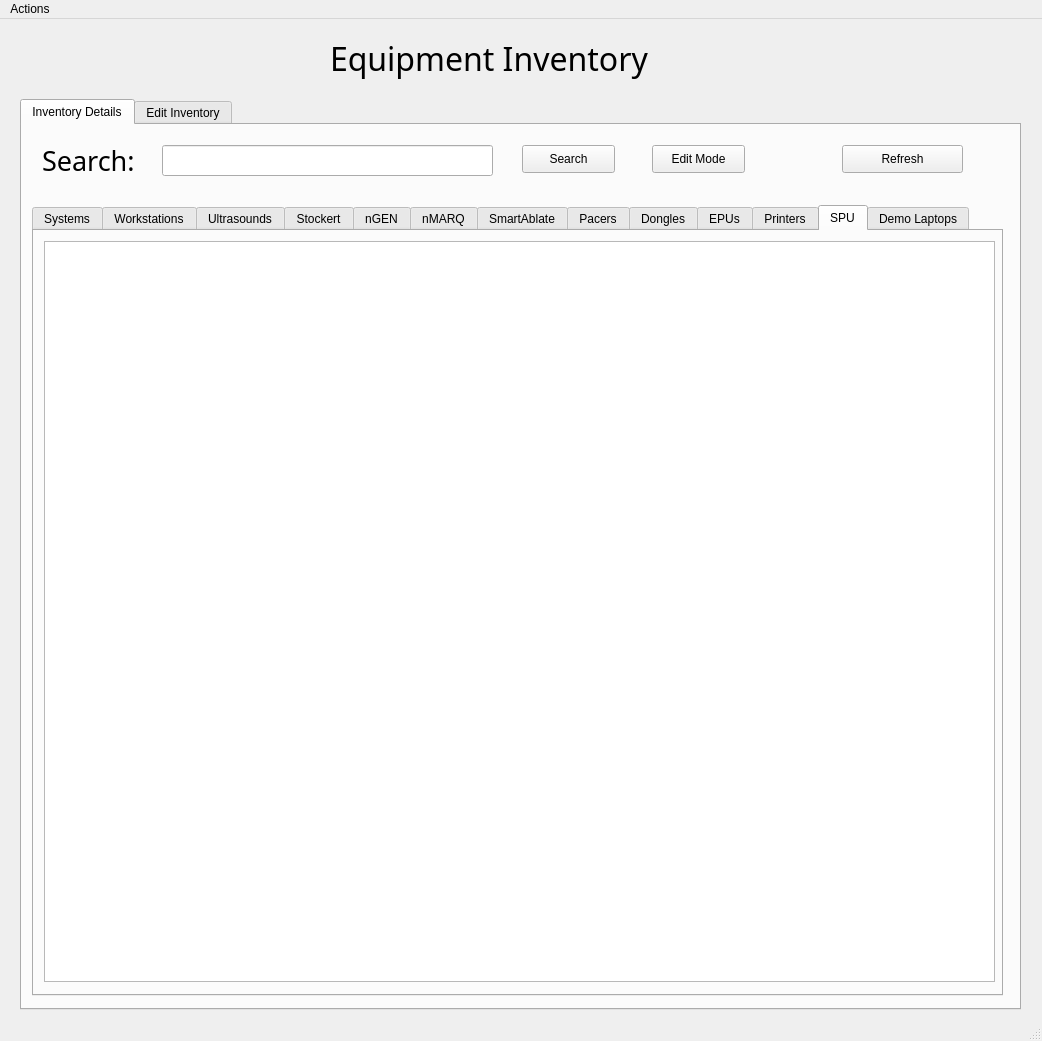
Old version of the form Code/inventory.ui in the repository EranYonai/Auto-Baseline.
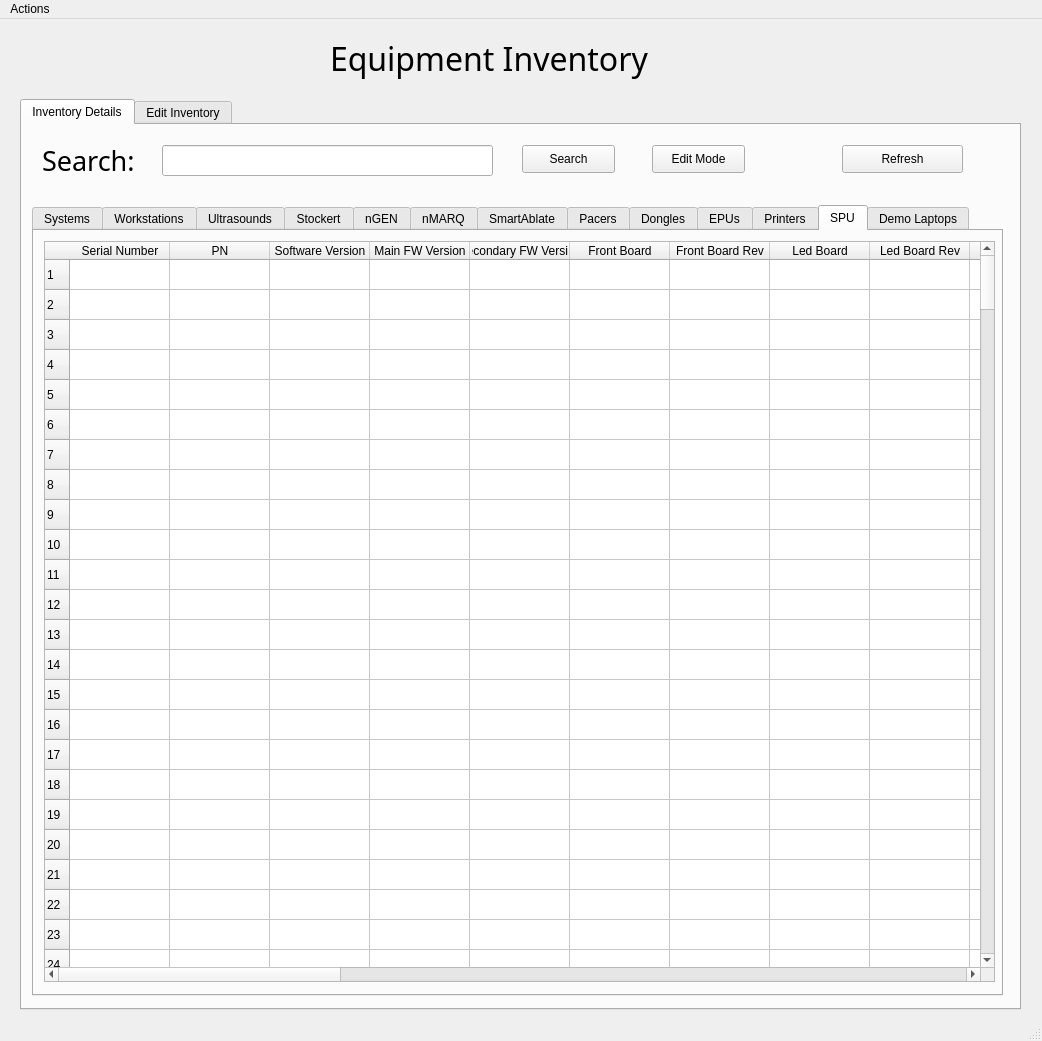
New version of the form. The open tabs and pages were chosen to show the change.

Commit message: Welcome all machines!

```diff
--- a/Code/inventory.ui
+++ b/Code/inventory.ui
@@ -1726,6 +1726,454 @@
           <height>741</height>
          </rect>
         </property>
+        <property name="rowCount">
+         <number>300</number>
+        </property>
+        <row/>
+        <row/>
+        <row/>
+        <row/>
+        <row/>
+        <row/>
+        <row/>
+        <row/>
+        <row/>
+        <row/>
+        <row/>
+        <row/>
+        <row/>
+        <row/>
+        <row/>
+        <row/>
+        <row/>
+        <row/>
+        <row/>
+        <row/>
+        <row/>
+        <row/>
+        <row/>
+        <row/>
+        <row/>
+        <row/>
+        <row/>
+        <row/>
+        <row/>
+        <row/>
+        <row/>
+        <row/>
+        <row/>
+        <row/>
+        <row/>
+        <row/>
+        <row/>
+        <row/>
+        <row/>
+        <row/>
+        <row/>
+        <row/>
+        <row/>
+        <row/>
+        <row/>
+        <row/>
+        <row/>
+        <row/>
+        <row/>
+        <row/>
+        <row/>
+        <row/>
+        <row/>
+        <row/>
+        <row/>
+        <row/>
+        <row/>
+        <row/>
+        <row/>
+        <row/>
+        <row/>
+        <row/>
+        <row/>
+        <row/>
+        <row/>
+        <row/>
+        <row/>
+        <row/>
+        <row/>
+        <row/>
+        <row/>
+        <row/>
+        <row/>
+        <row/>
+        <row/>
+        <row/>
+        <row/>
+        <row/>
+        <row/>
+        <row/>
+        <row/>
+        <row/>
+        <row/>
+        <row/>
+        <row/>
+        <row/>
+        <row/>
+        <row/>
+        <row/>
+        <row/>
+        <row/>
+        <row/>
+        <row/>
+        <row/>
+        <row/>
+        <row/>
+        <row/>
+        <row/>
+        <row/>
+        <row/>
+        <row/>
+        <row/>
+        <row/>
+        <row/>
+        <row/>
+        <row/>
+        <row/>
+        <row/>
+        <row/>
+        <row/>
+        <row/>
+        <row/>
+        <row/>
+        <row/>
+        <row/>
+        <row/>
+        <row/>
+        <row/>
+        <row/>
+        <row/>
+        <row/>
+        <row/>
+        <row/>
+        <row/>
+        <row/>
+        <row/>
+        <row/>
+        <row/>
+        <row/>
+        <row/>
+        <row/>
+        <row/>
+        <row/>
+        <row/>
+        <row/>
+        <row/>
+        <row/>
+        <row/>
+        <row/>
+        <row/>
+        <row/>
+        <row/>
+        <row/>
+        <row/>
+        <row/>
+        <row/>
+        <row/>
+        <row/>
+        <row/>
+        <row/>
+        <row/>
+        <row/>
+        <row/>
+        <row/>
+        <row/>
+        <row/>
+        <row/>
+        <row/>
+        <row/>
+        <row/>
+        <row/>
+        <row/>
+        <row/>
+        <row/>
+        <row/>
+        <row/>
+        <row/>
+        <row/>
+        <row/>
+        <row/>
+        <row/>
+        <row/>
+        <row/>
+        <row/>
+        <row/>
+        <row/>
+        <row/>
+        <row/>
+        <row/>
+        <row/>
+        <row/>
+        <row/>
+        <row/>
+        <row/>
+        <row/>
+        <row/>
+        <row/>
+        <row/>
+        <row/>
+        <row/>
+        <row/>
+        <row/>
+        <row/>
+        <row/>
+        <row/>
+        <row/>
+        <row/>
+        <row/>
+        <row/>
+        <row/>
+        <row/>
+        <row/>
+        <row/>
+        <row/>
+        <row/>
+        <row/>
+        <row/>
+        <row/>
+        <row/>
+        <row/>
+        <row/>
+        <row/>
+        <row/>
+        <row/>
+        <row/>
+        <row/>
+        <row/>
+        <row/>
+        <row/>
+        <row/>
+        <row/>
+        <row/>
+        <row/>
+        <row/>
+        <row/>
+        <row/>
+        <row/>
+        <row/>
+        <row/>
+        <row/>
+        <row/>
+        <row/>
+        <row/>
+        <row/>
+        <row/>
+        <row/>
+        <row/>
+        <row/>
+        <row/>
+        <row/>
+        <row/>
+        <row/>
+        <row/>
+        <row/>
+        <row/>
+        <row/>
+        <row/>
+        <row/>
+        <row/>
+        <row/>
+        <row/>
+        <row/>
+        <row/>
+        <row/>
+        <row/>
+        <row/>
+        <row/>
+        <row/>
+        <row/>
+        <row/>
+        <row/>
+        <row/>
+        <row/>
+        <row/>
+        <row/>
+        <row/>
+        <row/>
+        <row/>
+        <row/>
+        <row/>
+        <row/>
+        <row/>
+        <row/>
+        <row/>
+        <row/>
+        <row/>
+        <row/>
+        <row/>
+        <row/>
+        <row/>
+        <row/>
+        <row/>
+        <row/>
+        <row/>
+        <row/>
+        <row/>
+        <row/>
+        <row/>
+        <row/>
+        <row/>
+        <row/>
+        <row/>
+        <row/>
+        <row/>
+        <row/>
+        <row/>
+        <row/>
+        <row/>
+        <row/>
+        <row/>
+        <column>
+         <property name="text">
+          <string>Serial Number</string>
+         </property>
+        </column>
+        <column>
+         <property name="text">
+          <string>PN</string>
+         </property>
+        </column>
+        <column>
+         <property name="text">
+          <string>Software Version</string>
+         </property>
+        </column>
+        <column>
+         <property name="text">
+          <string>Main FW Version</string>
+         </property>
+        </column>
+        <column>
+         <property name="text">
+          <string>Secondary FW Version</string>
+         </property>
+        </column>
+        <column>
+         <property name="text">
+          <string>Front Board</string>
+         </property>
+        </column>
+        <column>
+         <property name="text">
+          <string>Front Board Rev</string>
+         </property>
+        </column>
+        <column>
+         <property name="text">
+          <string>Led Board</string>
+         </property>
+        </column>
+        <column>
+         <property name="text">
+          <string>Led Board Rev</string>
+         </property>
+        </column>
+        <column>
+         <property name="text">
+          <string>Mother Board </string>
+         </property>
+        </column>
+        <column>
+         <property name="text">
+          <string>Mother Board Rev</string>
+         </property>
+        </column>
+        <column>
+         <property name="text">
+          <string>Back Board</string>
+         </property>
+        </column>
+        <column>
+         <property name="text">
+          <string>Back Board Rev</string>
+         </property>
+        </column>
+        <column>
+         <property name="text">
+          <string>Power Board</string>
+         </property>
+        </column>
+        <column>
+         <property name="text">
+          <string>Power Board Rev</string>
+         </property>
+        </column>
+        <column>
+         <property name="text">
+          <string>Upper Board</string>
+         </property>
+        </column>
+        <column>
+         <property name="text">
+          <string>Upper Board Rev</string>
+         </property>
+        </column>
+        <column>
+         <property name="text">
+          <string>Pacing Board</string>
+         </property>
+        </column>
+        <column>
+         <property name="text">
+          <string>Pacing Board Rev</string>
+         </property>
+        </column>
+        <column>
+         <property name="text">
+          <string>TPI Board</string>
+         </property>
+        </column>
+        <column>
+         <property name="text">
+          <string>TPI Board Rev</string>
+         </property>
+        </column>
+        <column>
+         <property name="text">
+          <string>Digital Board</string>
+         </property>
+        </column>
+        <column>
+         <property name="text">
+          <string>Digital Board Rev</string>
+         </property>
+        </column>
+        <column>
+         <property name="text">
+          <string>ECG Board</string>
+         </property>
+        </column>
+        <column>
+         <property name="text">
+          <string>ECG Board Rev</string>
+         </property>
+        </column>
+        <column>
+         <property name="text">
+          <string>SPU Prototypes</string>
+         </property>
+        </column>
+        <column>
+         <property name="text">
+          <string>SPU Prototypes Rev</string>
+         </property>
+        </column>
+        <column>
+         <property name="text">
+          <string>Approved</string>
+         </property>
+        </column>
+        <column>
+         <property name="text">
+          <string>Used</string>
+         </property>
+        </column>
        </widget>
       </widget>
       <widget class="QWidget" name="demolaptops">
```
Left out of the diff: 2445 changed lines with no effect on the pictures. The commit also changes 2 other files.
